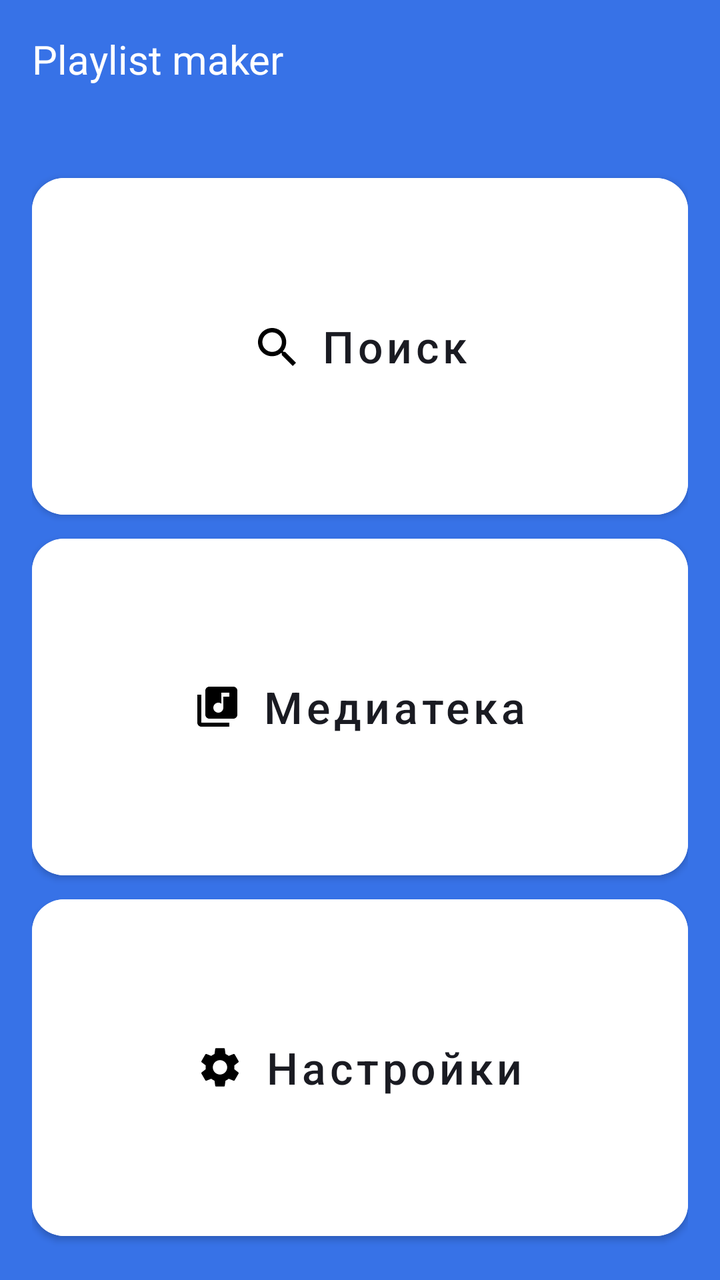
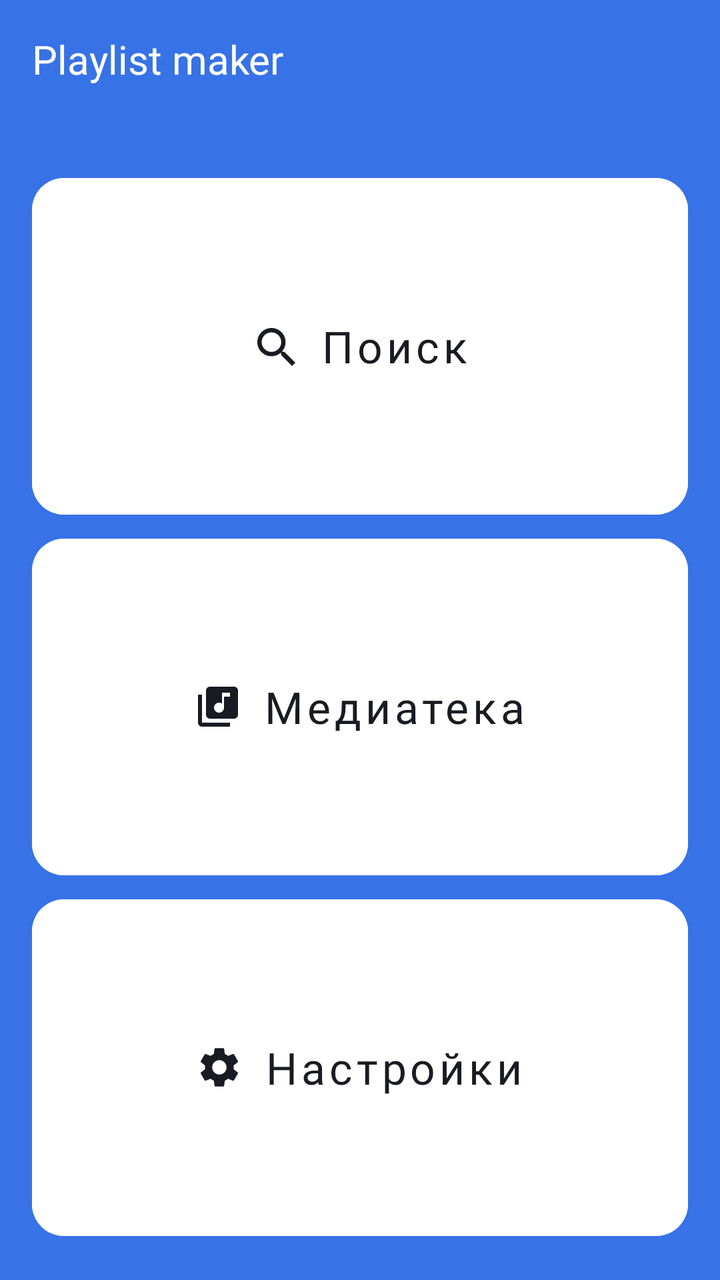

Before-and-after screenshots of an Android layout around one commit, followed by the original layout XML and the change that was made.
<!-- AndroidManifest.xml: application theme Theme.MaterialComponents.DayNight.NoActionBar -->
<!-- res/layout/activity_main.xml -->
<?xml version="1.0" encoding="utf-8"?>
<androidx.constraintlayout.widget.ConstraintLayout xmlns:android="http://schemas.android.com/apk/res/android"
    xmlns:app="http://schemas.android.com/apk/res-auto"
    xmlns:tools="http://schemas.android.com/tools"
    android:id="@+id/main"
    android:layout_width="match_parent"
    android:layout_height="match_parent"
    tools:context=".MainActivity">

<LinearLayout xmlns:android="http://schemas.android.com/apk/res/android"
    android:layout_width="match_parent"
    android:layout_height="match_parent"
    xmlns:app="http://schemas.android.com/apk/res-auto"
    android:background="@color/blue"
    android:orientation="vertical"
    android:padding="16dp">

    <TextView
        android:layout_width="wrap_content"
        android:layout_height="wrap_content"
        android:layout_gravity="start"
        android:text="@string/main_screen_title"
        android:textColor="@color/white"
        android:textSize="20sp" />

    <LinearLayout
        android:layout_width="match_parent"
        android:layout_height="match_parent"
        android:layout_marginTop="40dp"
        android:orientation="vertical">

        <Button
            android:id="@+id/search_button"
            android:layout_width="match_parent"
            android:layout_height="@dimen/main_screen_button_def_height"
            app:cornerRadius="@dimen/main_screen_button_rounding"
            app:icon="@drawable/search_button"
            app:iconGravity="textStart"
            app:iconTint="@color/black"
            app:iconPadding="@dimen/main_screen_button_icons_padding"
            android:layout_weight="1"
            android:backgroundTint="@color/white"
            android:text="@string/search_button_text"
            android:textColor="@color/black_light"
            android:textSize="@dimen/text_size_main_screen"
            android:textAllCaps="false"/>

        <Button
            android:id="@+id/media_library_button"
            android:layout_width="match_parent"
            android:layout_height="@dimen/main_screen_button_def_height"
            app:cornerRadius="@dimen/main_screen_button_rounding"
            app:icon="@drawable/media_library_button"
            app:iconGravity="textStart"
            app:iconTint="@color/black"
            app:iconPadding="@dimen/main_screen_button_icons_padding"
            android:layout_weight="1"
            android:backgroundTint="@color/white"
            android:text="@string/media_library_button_text"
            android:textColor="@color/black_light"
            android:textSize="@dimen/text_size_main_screen"
            android:textAllCaps="false"/>

        <Button
            android:id="@+id/settings_button"
            android:layout_width="match_parent"
            android:layout_height="@dimen/main_screen_button_def_height"
            app:cornerRadius="@dimen/main_screen_button_rounding"
            app:icon="@drawable/settings_button"
            app:iconGravity="textStart"
            app:iconTint="@color/black"
            app:iconPadding="@dimen/main_screen_button_icons_padding"
            android:layout_weight="1"
            android:backgroundTint="@color/white"
            android:text="@string/settings_button_text"
            android:textColor="@color/black_light"
            android:textSize="@dimen/text_size_main_screen"
            android:textAllCaps="false"/>
    </LinearLayout>
</LinearLayout>

</androidx.constraintlayout.widget.ConstraintLayout>
<!-- resources referenced by this layout -->
<resources>
  <color name="black">#FF000000</color>
  <color name="black_light">#FF1A1B22</color>
  <color name="blue">#FF3772E7</color>
  <color name="white">#FFFFFFFF</color>
  <dimen name="main_screen_button_def_height">60dp</dimen>
  <dimen name="main_screen_button_icons_padding">10dp</dimen>
  <dimen name="main_screen_button_rounding">16dp</dimen>
  <dimen name="text_size_main_screen">22sp</dimen>
  <!-- drawable media_library_button (drawable) -->
  <vector xmlns:android="http://schemas.android.com/apk/res/android"
      android:width="24dp"
      android:height="24dp"
      android:viewportWidth="24"
      android:viewportHeight="24">
    <path
        android:pathData="M20,2H8C6.9,2 6,2.9 6,4V16C6,17.1 6.9,18 8,18H20C21.1,18 22,17.1 22,16V4C22,2.9 21.1,2 20,2ZM18,7H15V12.5C15,13.88 13.88,15 12.5,15C11.12,15 10,13.88 10,12.5C10,11.12 11.12,10 12.5,10C13.07,10 13.58,10.19 14,10.51V5H18V7ZM4,6H2V20C2,21.1 2.9,22 4,22H18V20H4V6Z"
        android:fillColor="#1A1B22"/>
  </vector>
  <!-- drawable search_button (drawable) -->
  <vector xmlns:android="http://schemas.android.com/apk/res/android"
      android:width="24dp"
      android:height="24dp"
      android:viewportWidth="24"
      android:viewportHeight="24">
    <path
        android:pathData="M16.579,14.95H15.721L15.417,14.656C16.481,13.418 17.122,11.81 17.122,10.061C17.122,6.161 13.961,3 10.061,3C6.161,3 3,6.161 3,10.061C3,13.961 6.161,17.122 10.061,17.122C11.81,17.122 13.418,16.481 14.656,15.417L14.95,15.721V16.579L20.381,22L22,20.381L16.579,14.95ZM10.061,14.95C7.356,14.95 5.173,12.766 5.173,10.061C5.173,7.356 7.356,5.173 10.061,5.173C12.766,5.173 14.95,7.356 14.95,10.061C14.95,12.766 12.766,14.95 10.061,14.95Z"
        android:fillColor="#1A1B22"/>
  </vector>
  <string name="main_screen_title">Playlist maker</string>
  <string name="media_library_button_text">Медиатека</string>
  <string name="search_button_text">Поиск</string>
  <string name="settings_button_text">Настройки</string>
  <!-- unchanged entries left out for length: 1 -->
</resources>

<!-- the commit's change to res/layout/activity_main.xml (unified diff, before → after) -->
@@ -7,21 +7,19 @@
     android:layout_height="match_parent"
     tools:context=".MainActivity">
 
-<LinearLayout xmlns:android="http://schemas.android.com/apk/res/android"
+<LinearLayout
     android:layout_width="match_parent"
     android:layout_height="match_parent"
-    xmlns:app="http://schemas.android.com/apk/res-auto"
-    android:background="@color/blue"
-    android:orientation="vertical"
-    android:padding="16dp">
+    style="@style/MainScreenMainLayoutStyle">
 
     <TextView
         android:layout_width="wrap_content"
         android:layout_height="wrap_content"
         android:layout_gravity="start"
         android:text="@string/main_screen_title"
-        android:textColor="@color/white"
-        android:textSize="20sp" />
+        android:textColor="@color/main_screen_title"
+        android:textSize="20sp"
+        android:fontFamily="@font/ys_display_medium"/>
 
     <LinearLayout
         android:layout_width="match_parent"
@@ -31,51 +29,21 @@
 
         <Button
             android:id="@+id/search_button"
-            android:layout_width="match_parent"
-            android:layout_height="@dimen/main_screen_button_def_height"
-            app:cornerRadius="@dimen/main_screen_button_rounding"
-            app:icon="@drawable/search_button"
-            app:iconGravity="textStart"
-            app:iconTint="@color/black"
-            app:iconPadding="@dimen/main_screen_button_icons_padding"
-            android:layout_weight="1"
-            android:backgroundTint="@color/white"
+            style="@style/MainScreenButtonStyle"
             android:text="@string/search_button_text"
-            android:textColor="@color/black_light"
-            android:textSize="@dimen/text_size_main_screen"
-            android:textAllCaps="false"/>
+            app:icon="@drawable/search_button"/>
 
         <Button
             android:id="@+id/media_library_button"
-            android:layout_width="match_parent"
-            android:layout_height="@dimen/main_screen_button_def_height"
-            app:cornerRadius="@dimen/main_screen_button_rounding"
-            app:icon="@drawable/media_library_button"
-            app:iconGravity="textStart"
-            app:iconTint="@color/black"
-            app:iconPadding="@dimen/main_screen_button_icons_padding"
-            android:layout_weight="1"
-            android:backgroundTint="@color/white"
+            style="@style/MainScreenButtonStyle"
             android:text="@string/media_library_button_text"
-            android:textColor="@color/black_light"
-            android:textSize="@dimen/text_size_main_screen"
-            android:textAllCaps="false"/>
+            app:icon="@drawable/media_library_button" />
 
         <Button
             android:id="@+id/settings_button"
-            android:layout_width="match_parent"
-            android:layout_height="@dimen/main_screen_button_def_height"
-            app:cornerRadius="@dimen/main_screen_button_rounding"
-            app:icon="@drawable/settings_button"
-            app:iconGravity="textStart"
-            app:iconTint="@color/black"
-            app:iconPadding="@dimen/main_screen_button_icons_padding"
-            android:layout_weight="1"
-            android:backgroundTint="@color/white"
+            style="@style/MainScreenButtonStyle"
             android:text="@string/settings_button_text"
-            android:textColor="@color/black_light"
-            android:textSize="@dimen/text_size_main_screen"
-            android:textAllCaps="false"/>
+            app:icon="@drawable/settings_button" />
     </LinearLayout>
 </LinearLayout>
 
<!-- resource entries referenced after the edit -->
@@ -1,11 +1,11 @@
 <!-- resources referenced by this layout -->
 <resources>
-  <color name="black">#FF000000</color>
-  <color name="black_light">#FF1A1B22</color>
-  <color name="blue">#FF3772E7</color>
-  <color name="white">#FFFFFFFF</color>
+  <color name="main_screen_title">#FFFFFFFF</color>
   <dimen name="main_screen_button_def_height">60dp</dimen>
+  <color name="main_screen_button_background">#FFFFFFFF</color>
+  <color name="main_screen_button_text">#FF1A1B22</color>
   <dimen name="main_screen_button_icons_padding">10dp</dimen>
+  <color name="main_screen_background">#FF3772E7</color>
   <dimen name="main_screen_button_rounding">16dp</dimen>
   <dimen name="text_size_main_screen">22sp</dimen>
   <!-- drawable media_library_button (drawable) -->
@@ -32,6 +32,27 @@
   <string name="media_library_button_text">Медиатека</string>
   <string name="search_button_text">Поиск</string>
   <string name="settings_button_text">Настройки</string>
+  <style name="MainScreenButtonStyle" parent="Widget.MaterialComponents.Button.UnelevatedButton">
+          <item name="android:layout_width">match_parent</item>
+          <item name="android:layout_height">@dimen/main_screen_button_def_height</item>
+          <item name="android:layout_weight">1</item>
+          <item name="android:backgroundTint">@color/main_screen_button_background</item>
+          <item name="android:textColor">@color/main_screen_button_text</item>
+          <item name="android:textSize">@dimen/text_size_main_screen</item>
+          <item name="android:textAllCaps">false</item>
+          <item name="cornerRadius">@dimen/main_screen_button_rounding</item>
+          <item name="iconGravity">textStart</item>
+          <item name="iconTint">@color/main_screen_button_text</item>
+          <item name="iconPadding">@dimen/main_screen_button_icons_padding</item>
+          <item name="android:fontFamily">@font/ys_display_medium</item>
+      </style>
+  <style name="MainScreenMainLayoutStyle">
+          <item name="android:layout_width">match_parent</item>
+          <item name="android:layout_height">match_parent</item>
+          <item name="android:background">@color/main_screen_background</item>
+          <item name="android:orientation">vertical</item>
+          <item name="android:padding">16dp</item>
+      </style>
   <!-- unchanged entries left out for length: 1 -->
 </resources>
 
